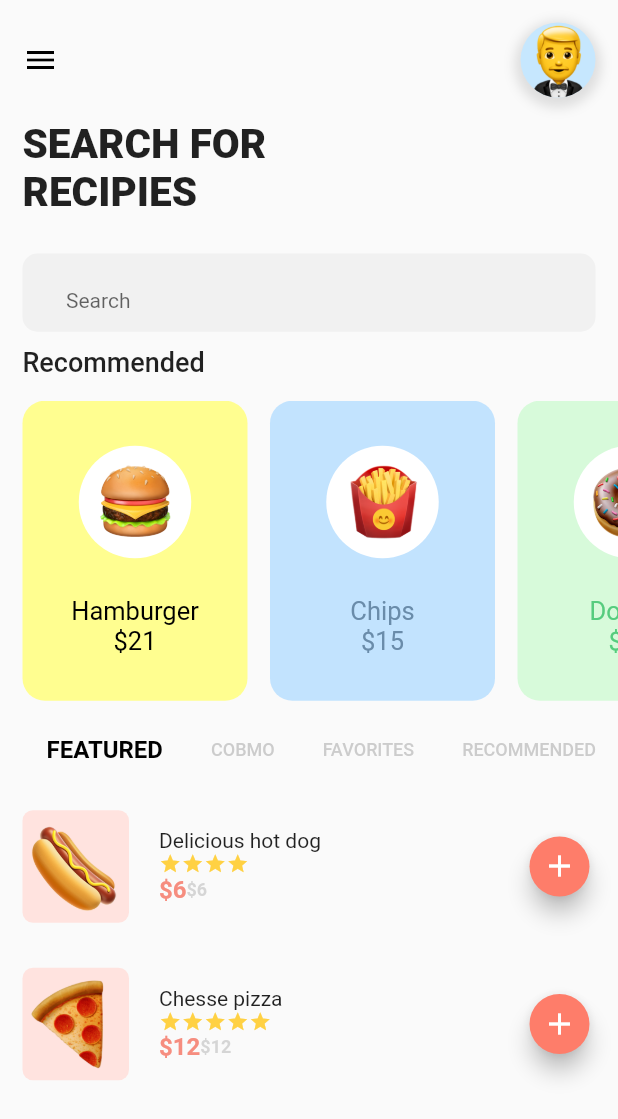
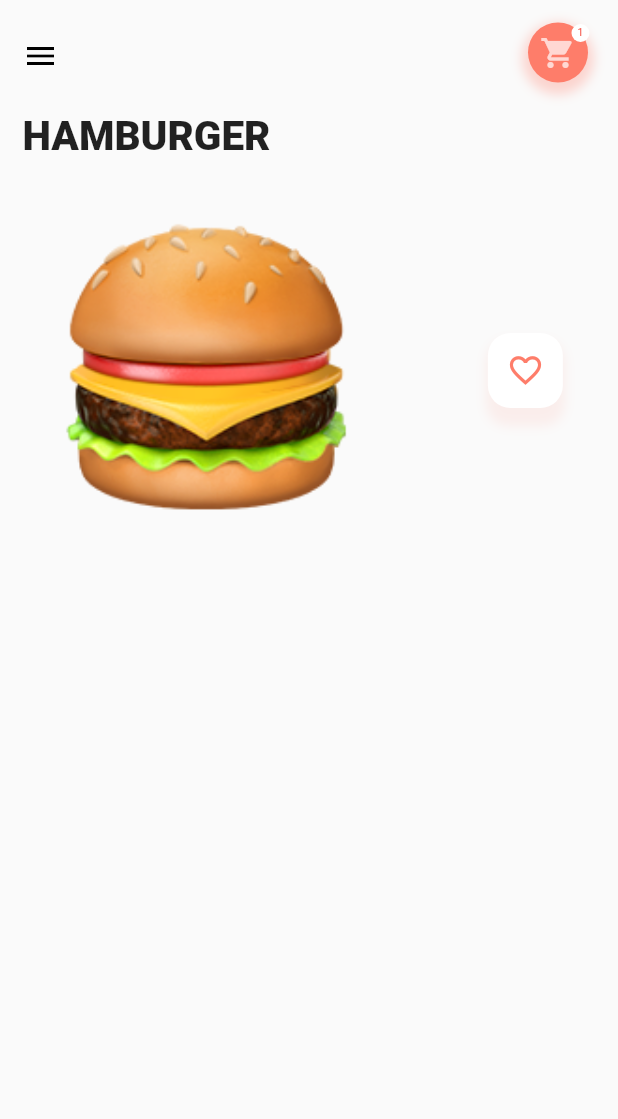
Before and after one commit to alexcontra/emojiui, a Flutter app: the screen it shows after launch, after a tap on "Hamburger", on a phone screen of 412 x 824 dp. Shown: the top 1119 px of the screen. Run offline on Flutter 3.47's test engine with Material 2 defaults, Android fonts, the light colour scheme and no system bars; drawn by our look-alikes of smooth_star_rating.

Commit message:
first changes in layout2

```diff
--- /dev/null
+++ b/lib/burgerpage.dart
@@ -0,0 +1,145 @@
+import 'package:flutter/cupertino.dart';
+import 'package:flutter/material.dart';
+
+class BurgerPage extends StatefulWidget {
+  final imgPath, foodname, pricePerItem, heroTag;
+  BurgerPage({this.imgPath, this.foodname, this.pricePerItem, this.heroTag});
+  @override
+  _BurgerPageState createState() => _BurgerPageState();
+}
+
+class _BurgerPageState extends State<BurgerPage> {
+  @override
+  Widget build(BuildContext context) {
+    return Scaffold(
+      body: ListView(
+        children: <Widget>[
+          Padding(
+            padding: EdgeInsets.all(15.0),
+            child: Row(
+              mainAxisAlignment: MainAxisAlignment.spaceBetween,
+              children: <Widget>[
+                Icon(
+                  Icons.menu,
+                  color: Colors.black,
+                ),
+                Stack(
+                  children: [
+                    Container(
+                      height: 45.0,
+                      width: 45.0,
+                      color: Colors.transparent,
+                    ),
+                    Container(
+                      height: 40.0,
+                      width: 40.0,
+                      decoration: BoxDecoration(
+                        boxShadow: [
+                          BoxShadow(
+                            color: Color(0xFFFFE7D6A).withOpacity(0.3),
+                            blurRadius: 6.0,
+                            spreadRadius: 4.0,
+                            offset: Offset(0.0, 4.0),
+                          ),
+                        ],
+                        color: Color(0xFFFE7D6A),
+                        shape: BoxShape.circle,
+                      ),
+                      child: Center(
+                        child: Icon(
+                          Icons.shopping_cart,
+                          color: Colors.white.withOpacity(0.7),
+                        ),
+                      ),
+                    ),
+                    Positioned(
+                      top: 1.0,
+                      right: 4.0,
+                      child: Container(
+                        height: 12.0,
+                        width: 12.0,
+                        decoration: BoxDecoration(
+                          color: Colors.white,
+                          shape: BoxShape.circle,
+                        ),
+                        child: Center(
+                            child: Text(
+                          '1',
+                          style: TextStyle(fontSize: 7.0, color: Colors.red),
+                        )),
+                      ),
+                    ),
+                  ],
+                ),
+              ],
+            ),
+          ),
+          Padding(
+            padding: const EdgeInsets.only(left: 15.0),
+            child: Text(
+              widget.foodname.toString().toUpperCase(),
+              style: TextStyle(fontWeight: FontWeight.w800, fontSize: 27.0),
+            ),
+          ),
+          SizedBox(
+            height: 40.0,
+          ),
+          Row(
+            mainAxisAlignment: MainAxisAlignment.spaceEvenly,
+            children: [
+              Hero(
+                tag: widget.heroTag,
+                child: Container(
+                  height: 200.0,
+                  width: 200.0,
+                  decoration: BoxDecoration(
+                    image: DecorationImage(
+                        image: AssetImage(widget.imgPath), fit: BoxFit.cover),
+                  ),
+                ),
+              ),
+              SizedBox(width: 15.0),
+              Column(
+                children: <Widget>[
+                  Stack(
+                    children: <Widget>[
+                      Container(
+                        height: 45.0,
+                        width: 40.0,
+                        decoration: BoxDecoration(
+                            borderRadius: BorderRadius.circular(15.0),
+                            boxShadow: [
+                              BoxShadow(
+                                color: Color(0xFFFE7D6A).withOpacity(0.1),
+                                blurRadius: 6.0,
+                                spreadRadius: 6.0,
+                                offset: Offset(5.0, 11.0),
+                              ),
+                            ]),
+                      ),
+                      Container(
+                        height: 50.0,
+                        width: 50.0,
+                        decoration: BoxDecoration(
+                          borderRadius: BorderRadius.circular(15.0),
+                          color: Colors.white,
+                        ),
+                        child: Center(
+                          child: Icon(
+                            Icons.favorite_border,
+                            color: Color(0xFFFE7D6A),
+                            size: 25.0,
+                          ),
+                        ),
+                      ),
+                    ],
+                  ),
+                ],
+              ),
+            ],
+          ),
+        ],
+      ),
+    );
+  }
+}
--- a/lib/dashboardpage.dart
+++ b/lib/dashboardpage.dart
@@ -1,6 +1,8 @@
 import 'package:emojiui/foodtabs.dart';
 import 'package:flutter/cupertino.dart';
 import 'package:flutter/material.dart';
+
+import 'burgerpage.dart';
 
 class DashboardPage extends StatefulWidget {
   @override
@@ -164,7 +166,15 @@ class _DashboardPageState extends State<DashboardPage>
     return Padding(
       padding: EdgeInsets.only(left: 15.0),
       child: InkWell(
-        onTap: () {},
+        onTap: () {
+          Navigator.of(context).push(MaterialPageRoute(
+            builder: (context) => BurgerPage(
+                heroTag: foodname,
+                foodname: foodname,
+                pricePerItem: price,
+                imgPath: imgPath),
+          ));
+        },
         child: Container(
             height: 175.0,
             width: 150.0,
```
